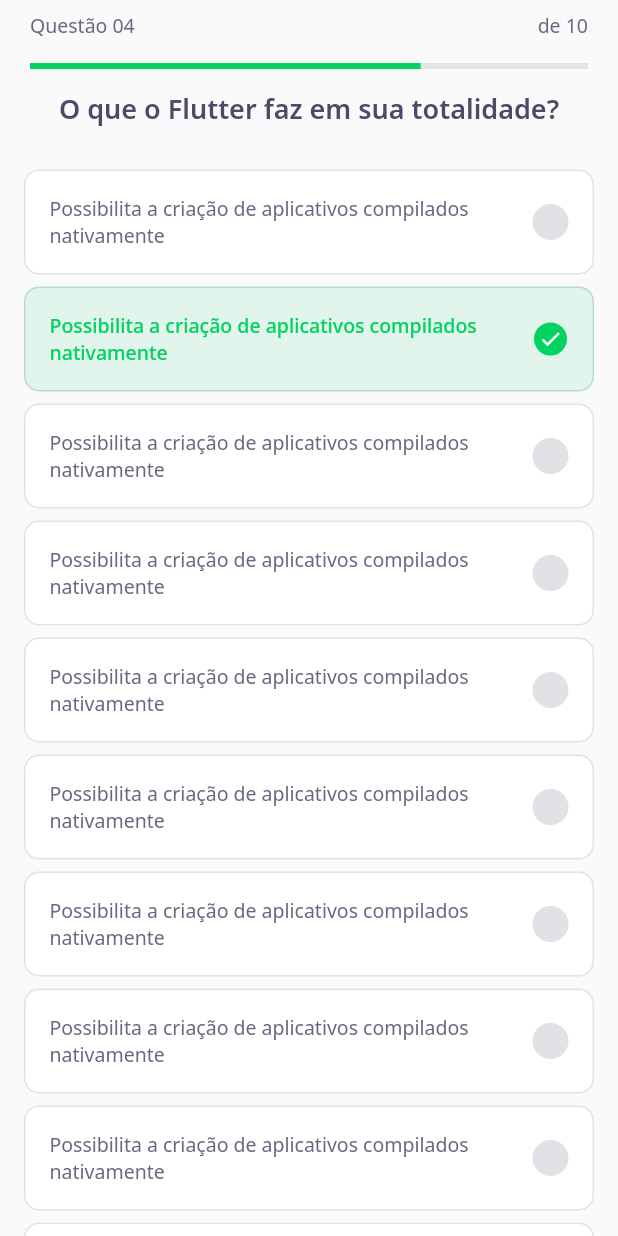
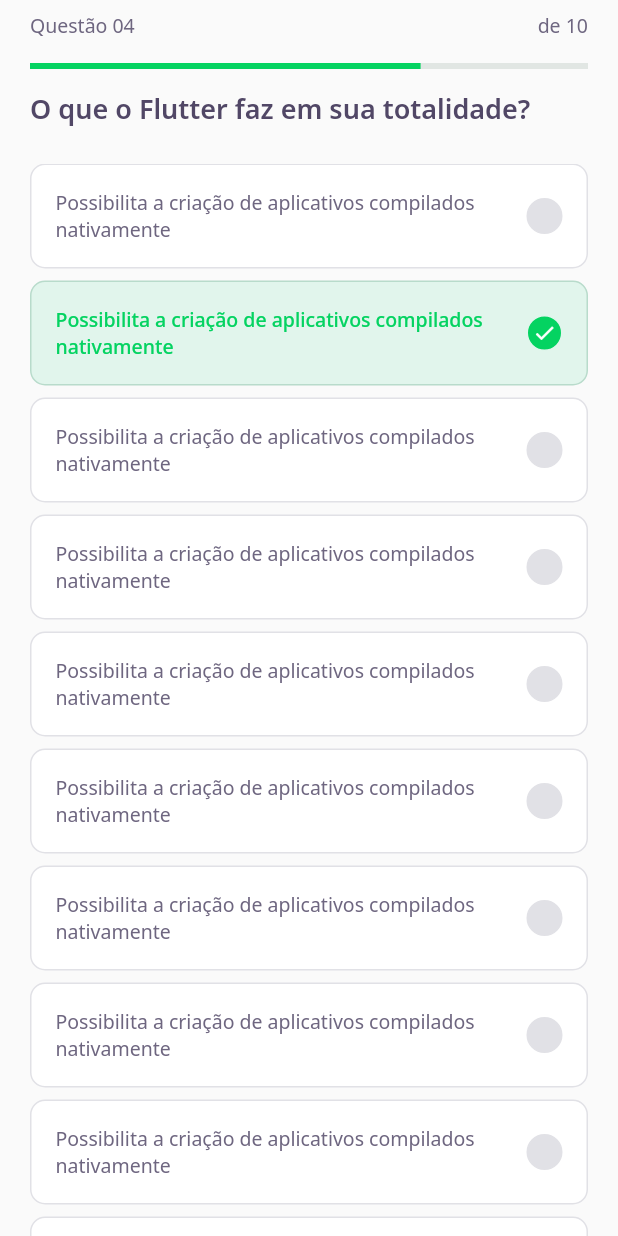
Before and after one commit to AdeilsonESilva/rocketseat-nlw-05, a Flutter app: the screen it shows after launch, on a phone screen of 412 x 824 dp. Run offline on Flutter 3.47's test engine with Material 2 defaults, Android fonts, the phone set to English and light mode, and no system bars; our stand-ins replace google_fonts.

Commit message:
layout fix

```diff
--- a/flutter/lib/challenge/widgets/awnser/awnser_widget.dart
+++ b/flutter/lib/challenge/widgets/awnser/awnser_widget.dart
@@ -48,7 +48,7 @@ class AwnserWidget extends StatelessWidget {
   @override
   Widget build(BuildContext context) {
     return Padding(
-      padding: const EdgeInsets.symmetric(horizontal: 16, vertical: 4),
+      padding: const EdgeInsets.only(bottom: 8),
       child: Container(
         padding: EdgeInsets.all(16),
         decoration: BoxDecoration(
--- a/flutter/lib/challenge/widgets/quiz/quiz_widget.dart
+++ b/flutter/lib/challenge/widgets/quiz/quiz_widget.dart
@@ -10,7 +10,9 @@ class QuizWidget extends StatelessWidget {
   @override
   Widget build(BuildContext context) {
     return Container(
+      padding: EdgeInsets.symmetric(horizontal: 20),
       child: Column(
+        crossAxisAlignment: CrossAxisAlignment.start,
         children: [
           Text(
             title,
--- a/flutter/lib/core/app_widget.dart
+++ b/flutter/lib/core/app_widget.dart
@@ -1,5 +1,4 @@
 import 'package:dev_quiz/challenge/challenge_page.dart';
-import 'package:dev_quiz/home/home_page.dart';
 import 'package:flutter/material.dart';
 
 class AppWidget extends StatelessWidget {
```
